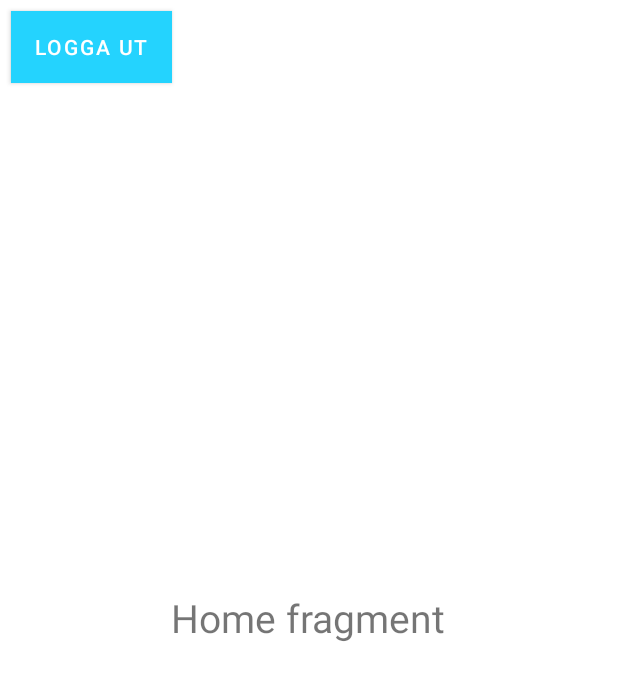
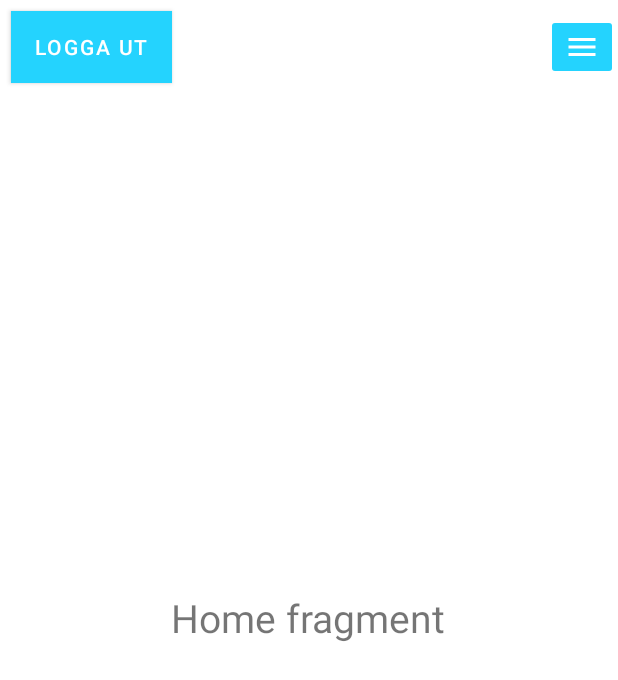
Before and after one commit to LuaySB/App, an Android app: the layout fragment_home.xml on its own in the app's theme, with its tools: preview values and no code run, on a phone screen of 412 x 824 dp. Shown: the top 680 px of the screen. Run offline under Robolectric (Android 15) with nearby library versions, the phone set to English and light mode, and no system bars.

Commit message:
La till liten menyknapp till hemskärm

```diff
--- a/app/src/main/res/layout/fragment_home.xml
+++ b/app/src/main/res/layout/fragment_home.xml
@@ -1,6 +1,7 @@
 <?xml version="1.0" encoding="utf-8"?>
 <FrameLayout xmlns:android="http://schemas.android.com/apk/res/android"
     xmlns:tools="http://schemas.android.com/tools"
+    xmlns:app="http://schemas.android.com/apk/res-auto"
     android:layout_width="match_parent"
     android:layout_height="match_parent"
     tools:context=".HomeFragment">
@@ -14,11 +15,36 @@
         android:layout_gravity="center">
     </TextView>
 
-    <Button
-        android:id="@+id/logOutBtn"
-        android:layout_width="wrap_content"
+    <RelativeLayout
+        android:layout_width="match_parent"
         android:layout_height="wrap_content"
-        android:layout_margin="7dp"
-        android:background="@color/white"
-        android:text="Logga ut" />
+        android:id="@+id/home_activity_top_layout">
+
+        <Button
+            android:id="@+id/logOutBtn"
+            android:layout_width="wrap_content"
+            android:layout_height="wrap_content"
+            android:layout_marginStart="7dp"
+            android:layout_marginTop="7dp"
+            android:layout_marginEnd="7dp"
+            android:layout_marginBottom="7dp"
+            android:background="@color/white"
+            android:text="Logga ut" />
+
+        <ImageButton
+            android:layout_width="wrap_content"
+            android:layout_height="wrap_content"
+            android:id="@+id/start_screen_menu_btn"
+            android:src="@drawable/ic_baseline_menu_24"
+            app:tint="@color/white"
+            android:backgroundTint="@color/my_primary"
+            android:layout_alignParentEnd="true"
+            android:layout_centerVertical="true"
+            android:layout_marginEnd="0dp"
+            android:layout_marginTop="0dp"
+            />
+
+    </RelativeLayout>
+
+
 </FrameLayout>
```
